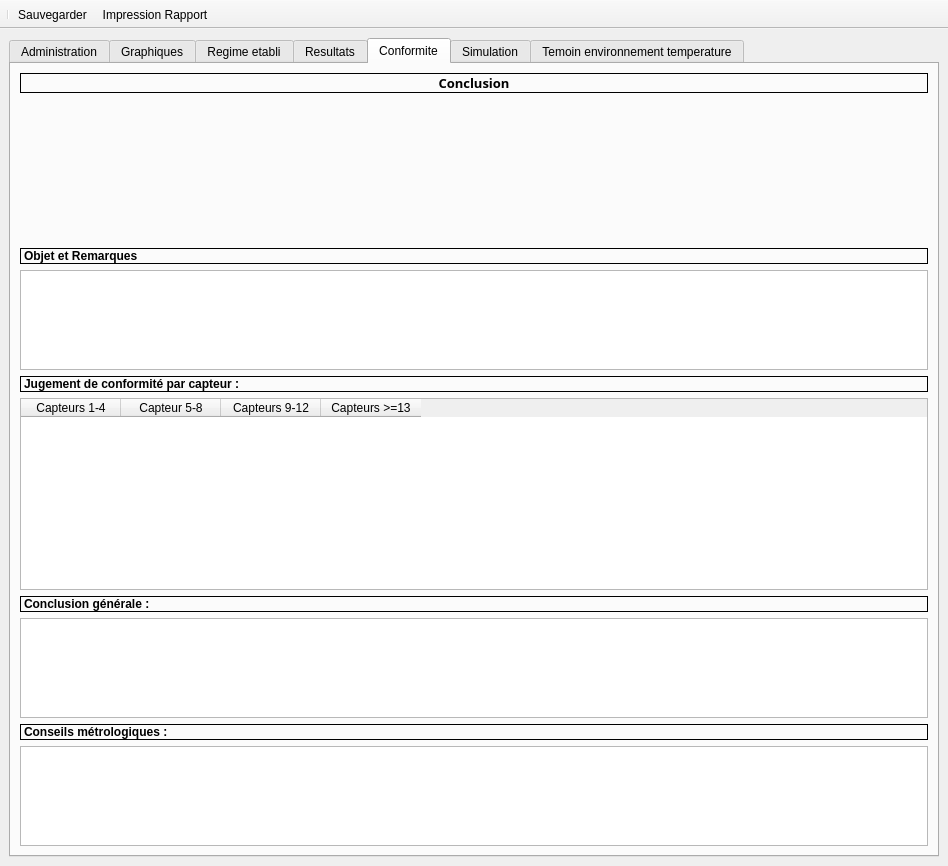
Pepou/Administration-2.0, file Modules/Cartographie/GUI/Visu_Modif/Interface_Centrales_Visu_Modif.ui: the form before one commit.
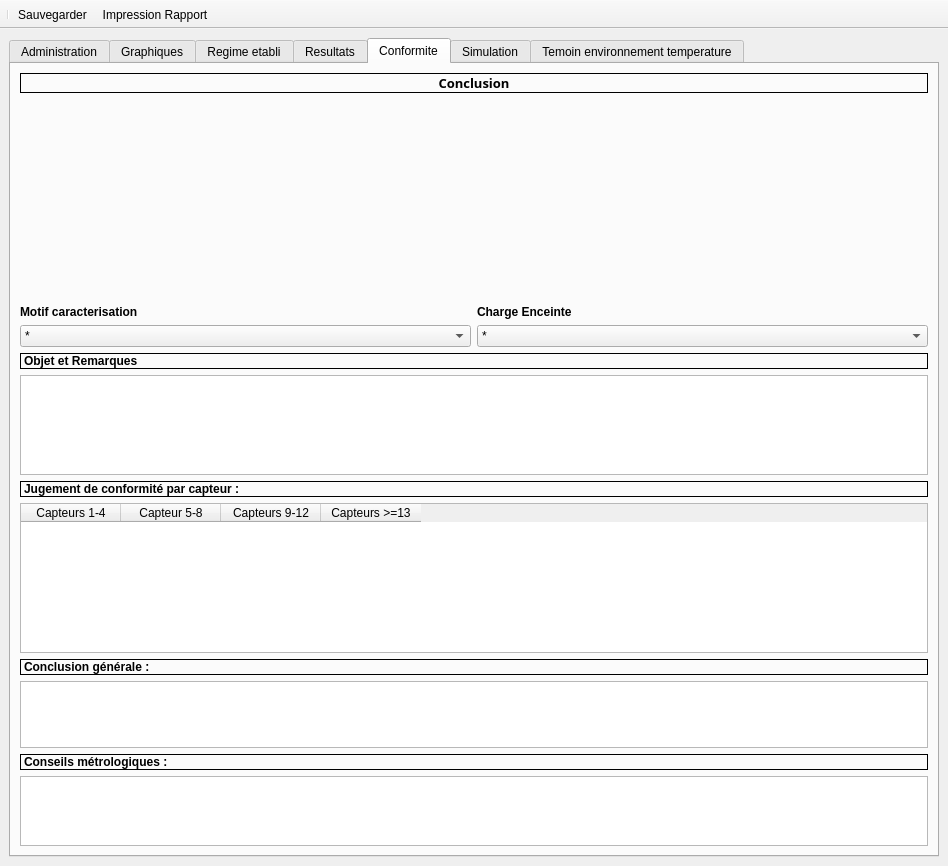
The form after the commit. The open tabs and pages were chosen to show the change. Icons and pictures are not drawn. Custom widgets are drawn as their Qt base class.

What changed in the file:
```diff
--- a/Modules/Cartographie/GUI/Visu_Modif/Interface_Centrales_Visu_Modif.ui
+++ b/Modules/Cartographie/GUI/Visu_Modif/Interface_Centrales_Visu_Modif.ui
@@ -1200,7 +1200,7 @@
        <attribute name="title">
         <string>Conformite</string>
        </attribute>
-       <layout class="QVBoxLayout" name="verticalLayout_14">
+       <layout class="QVBoxLayout" name="verticalLayout_27">
         <item>
          <layout class="QVBoxLayout" name="verticalLayout_9">
           <item>
@@ -1236,13 +1236,87 @@
             <property name="minimumSize">
              <size>
               <width>0</width>
-              <height>0</height>
+              <height>200</height>
              </size>
             </property>
            </widget>
           </item>
          </layout>
         </item>
+        <item>
+         <layout class="QHBoxLayout" name="horizontalLayout_17">
+          <item>
+           <layout class="QVBoxLayout" name="verticalLayout_14">
+            <item>
+             <widget class="QLabel" name="label_48">
+              <property name="text">
+               <string>Motif caracterisation</string>
+              </property>
+             </widget>
+            </item>
+            <item>
+             <widget class="QComboBox" name="comboBox_motif_carto">
+              <item>
+               <property name="text">
+                <string>*</string>
+               </property>
+              </item>
+              <item>
+               <property name="text">
+                <string>Mise en Service</string>
+               </property>
+              </item>
+              <item>
+               <property name="text">
+                <string>Suite intervention</string>
+               </property>
+              </item>
+              <item>
+               <property name="text">
+                <string>Suivi d'enceinte</string>
+               </property>
+              </item>
+             </widget>
+            </item>
+           </layout>
+          </item>
+          <item>
+           <layout class="QVBoxLayout" name="verticalLayout_26">
+            <item>
+             <widget class="QLabel" name="label_49">
+              <property name="text">
+               <string>Charge Enceinte</string>
+              </property>
+             </widget>
+            </item>
+            <item>
+             <widget class="QComboBox" name="comboBox_charge">
+              <item>
+               <property name="text">
+                <string>*</string>
+               </property>
+              </item>
+              <item>
+               <property name="text">
+                <string>à vide</string>
+               </property>
+              </item>
+              <item>
+               <property name="text">
+                <string>≤ 50%</string>
+               </property>
+              </item>
+              <item>
+               <property name="text">
+                <string>&gt; 50%</string>
+               </property>
+              </item>
+             </widget>
+            </item>
+           </layout>
+          </item>
+         </layout>
+        </item>
         <item>
          <layout class="QVBoxLayout" name="verticalLayout_10">
           <property name="sizeConstraint">
@@ -1267,7 +1341,7 @@
           <item>
            <widget class="QTextEdit" name="textEdit_objet_remarques">
             <property name="sizePolicy">
-             <sizepolicy hsizetype="Expanding" vsizetype="Ignored">
+             <sizepolicy hsizetype="Expanding" vsizetype="Expanding">
               <horstretch>0</horstretch>
               <verstretch>0</verstretch>
              </sizepolicy>
@@ -1300,11 +1374,17 @@
           <item>
            <widget class="QTableWidget" name="tableWidget_conf_par_capteur">
             <property name="sizePolicy">
-             <sizepolicy hsizetype="Expanding" vsizetype="Expanding">
+             <sizepolicy hsizetype="Expanding" vsizetype="Fixed">
               <horstretch>0</horstretch>
               <verstretch>0</verstretch>
              </sizepolicy>
             </property>
+            <property name="minimumSize">
+             <size>
+              <width>0</width>
+              <height>150</height>
+             </size>
+            </property>
             <property name="frameShape">
              <enum>QFrame::StyledPanel</enum>
             </property>
@@ -1356,7 +1436,7 @@
           <item>
            <widget class="QTextEdit" name="textEdit_conclusion_generale">
             <property name="sizePolicy">
-             <sizepolicy hsizetype="Expanding" vsizetype="Ignored">
+             <sizepolicy hsizetype="Expanding" vsizetype="Fixed">
               <horstretch>0</horstretch>
               <verstretch>0</verstretch>
              </sizepolicy>
@@ -1364,7 +1444,7 @@
             <property name="minimumSize">
              <size>
               <width>0</width>
-              <height>100</height>
+              <height>50</height>
              </size>
             </property>
            </widget>
@@ -1395,7 +1475,7 @@
           <item>
            <widget class="QTextEdit" name="textEdit_conseils">
             <property name="sizePolicy">
-             <sizepolicy hsizetype="Expanding" vsizetype="Ignored">
+             <sizepolicy hsizetype="Expanding" vsizetype="Expanding">
               <horstretch>0</horstretch>
               <verstretch>0</verstretch>
              </sizepolicy>
@@ -1403,7 +1483,7 @@
             <property name="minimumSize">
              <size>
               <width>0</width>
-              <height>100</height>
+              <height>0</height>
              </size>
             </property>
            </widget>
```
